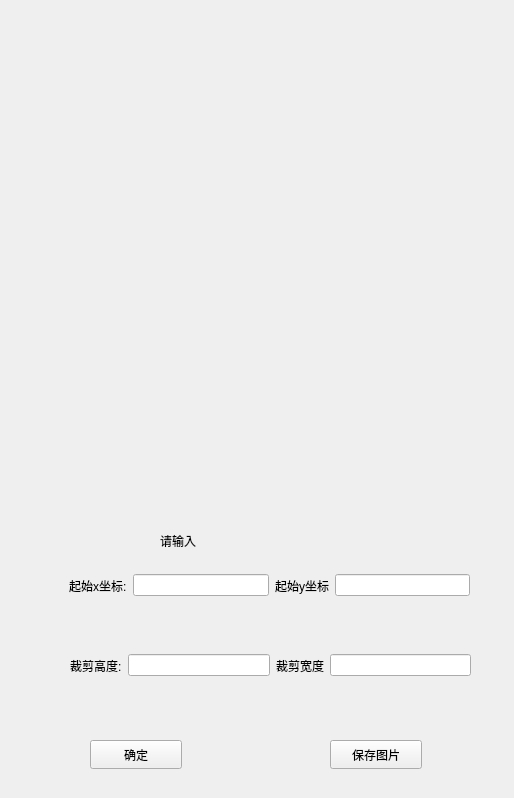
First picture: the form in ImageWithUI/tailor.ui, repository Obj4ct/ImageWithUI, before the edit.
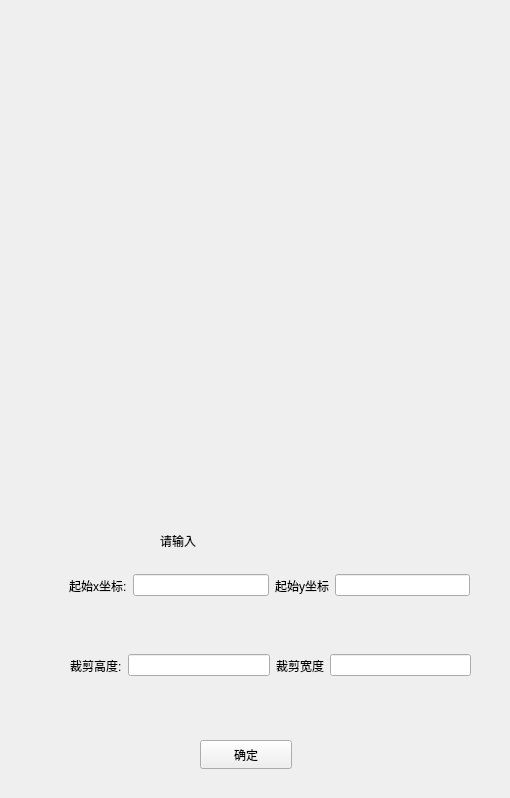
Second picture: the form after the edit.

Commit message: 解决了裁剪图像的bug

Diff of the .ui file:
```diff
--- a/ImageWithUI/tailor.ui
+++ b/ImageWithUI/tailor.ui
@@ -6,7 +6,7 @@
    <rect>
     <x>0</x>
     <y>0</y>
-    <width>514</width>
+    <width>510</width>
     <height>798</height>
    </rect>
   </property>
@@ -16,7 +16,7 @@
   <widget class="QPushButton" name="btn_ok">
    <property name="geometry">
     <rect>
-     <x>90</x>
+     <x>200</x>
      <y>740</y>
      <width>92</width>
      <height>29</height>
@@ -96,19 +96,6 @@
     <string>请输入</string>
    </property>
   </widget>
-  <widget class="QPushButton" name="btn_save">
-   <property name="geometry">
-    <rect>
-     <x>330</x>
-     <y>740</y>
-     <width>92</width>
-     <height>29</height>
-    </rect>
-   </property>
-   <property name="text">
-    <string>保存图片</string>
-   </property>
-  </widget>
   <widget class="QWidget" name="widget_2" native="true">
    <property name="geometry">
     <rect>
```
The commit also changes 2 other files.
